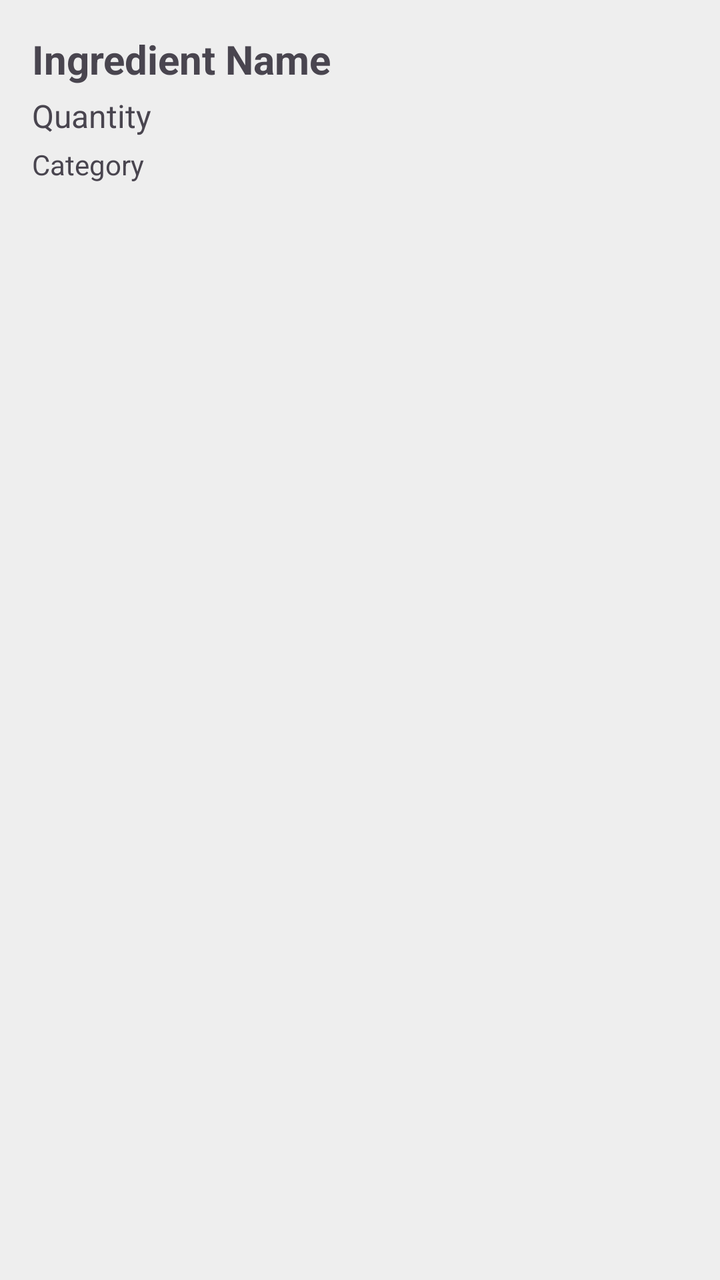
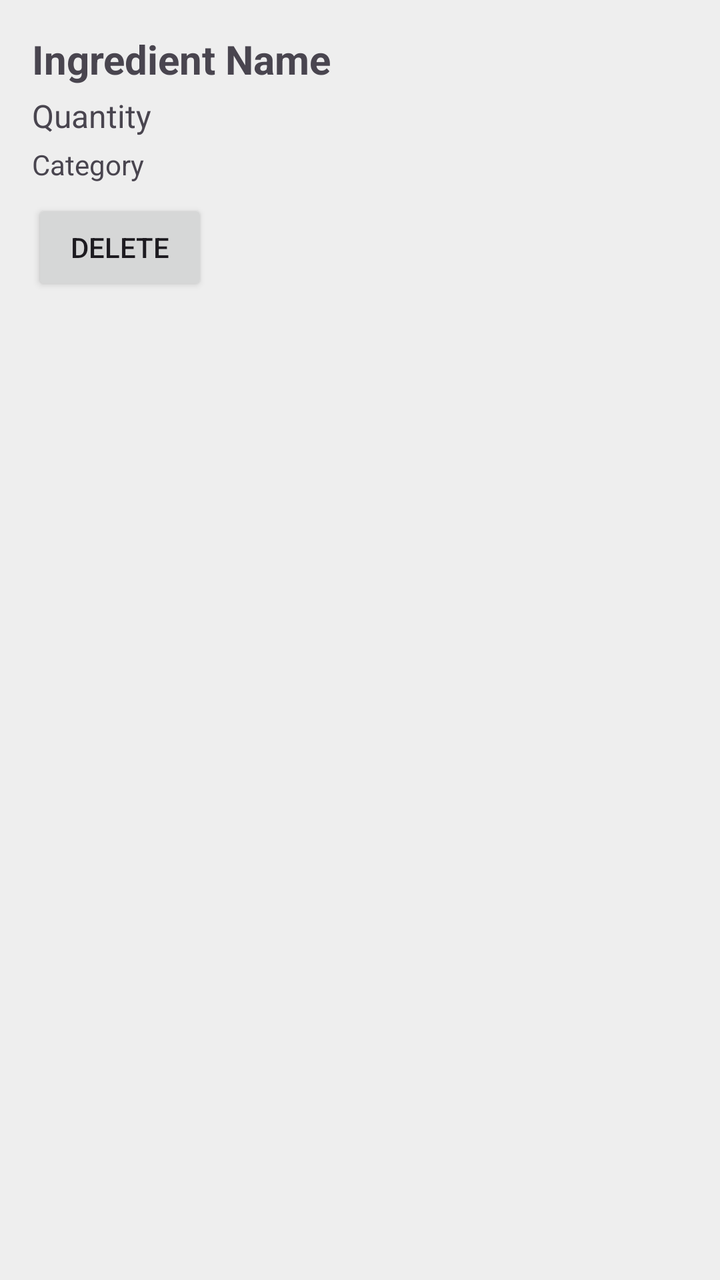

An Android layout rendered at two revisions. The XML below is the earlier revision; the diff shows what the commit changed to produce the second picture.
<!-- AndroidManifest.xml: application theme Theme.SmartPantryManager -->
<!-- res/layout/item_ingredient.xml -->
<?xml version="1.0" encoding="utf-8"?>
<LinearLayout
    xmlns:android="http://schemas.android.com/apk/res/android"
    android:layout_width="match_parent"
    android:layout_height="wrap_content"
    android:orientation="vertical"
    android:padding="16dp"
    android:layout_marginBottom="12dp"
    android:background="#EEEEEE">

    <TextView
        android:id="@+id/tvIngredientName"
        android:layout_width="match_parent"
        android:layout_height="wrap_content"
        android:text="Ingredient Name"
        android:textSize="20sp"
        android:textStyle="bold" />

    <TextView
        android:id="@+id/tvIngredientQuantity"
        android:layout_width="match_parent"
        android:layout_height="wrap_content"
        android:text="Quantity"
        android:textSize="16sp"
        android:layout_marginTop="4dp" />

    <TextView
        android:id="@+id/tvIngredientCategory"
        android:layout_width="match_parent"
        android:layout_height="wrap_content"
        android:text="Category"
        android:textSize="14sp"
        android:layout_marginTop="4dp" />

</LinearLayout>
<!-- resources referenced by this layout -->
<resources>
  <style name="Theme.SmartPantryManager" parent="Base.Theme.SmartPantryManager" />
  <style name="Base.Theme.SmartPantryManager" parent="Theme.Material3.DayNight.NoActionBar">
          
          
      </style>
</resources>

<!-- the commit's change to res/layout/item_ingredient.xml (unified diff, before → after) -->
@@ -32,4 +32,11 @@
         android:textSize="14sp"
         android:layout_marginTop="4dp" />
 
+    <Button
+        android:id="@+id/btnDeleteIngredient"
+        android:layout_width="wrap_content"
+        android:layout_height="wrap_content"
+        android:text="Delete"
+        android:layout_marginTop="8dp" />
+
 </LinearLayout>
